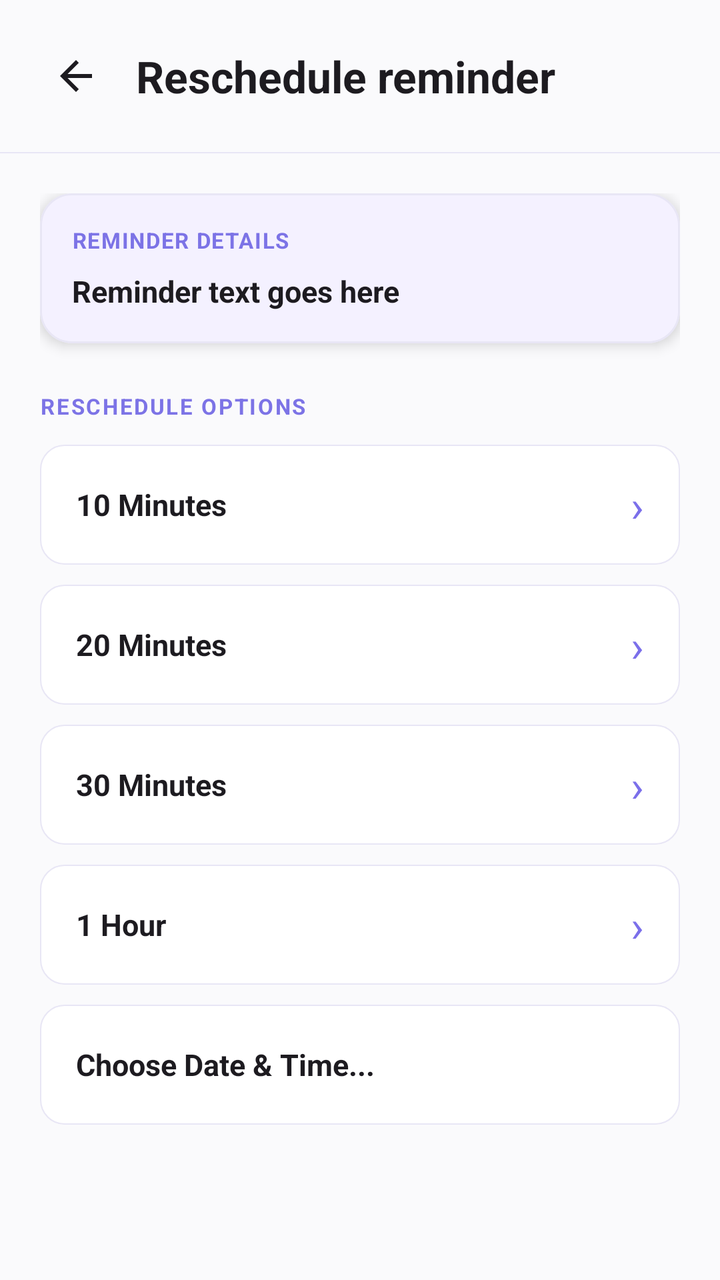
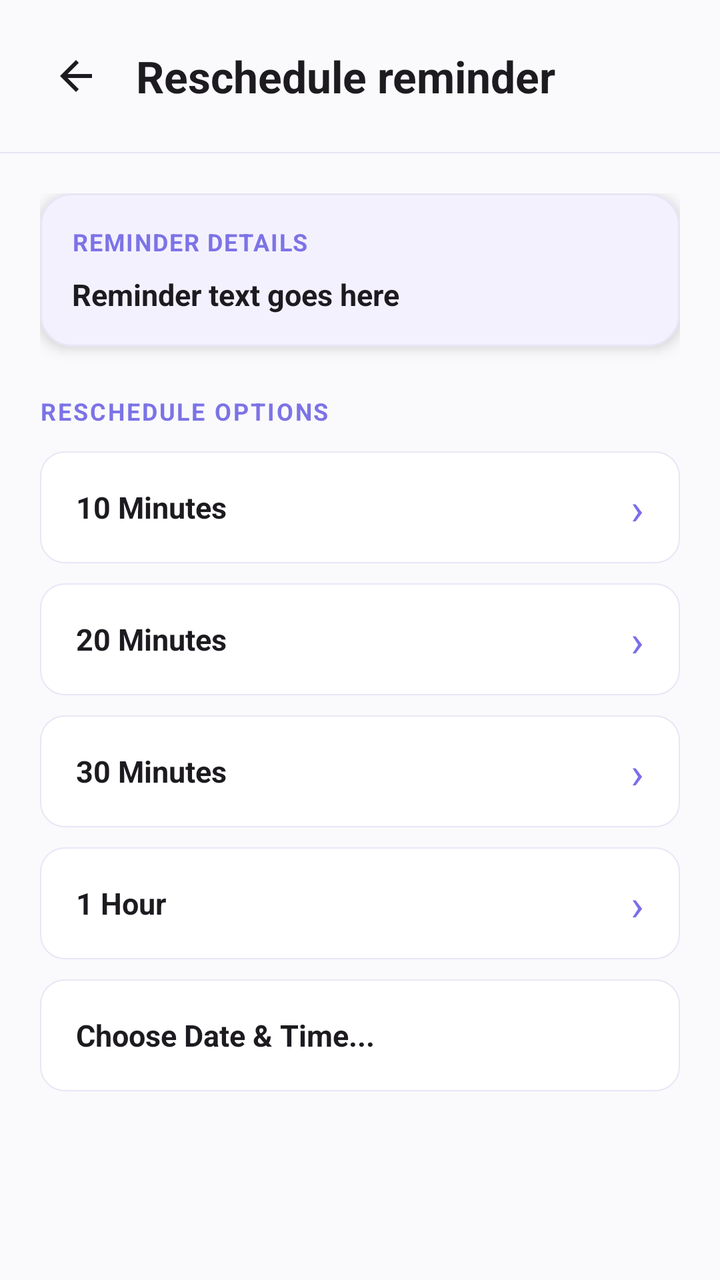

Screens rendered from an Android XML layout before and after an edit, with the pre-edit source and the edit as a unified diff.
<!-- AndroidManifest.xml: application theme Theme.Reminder -->
<!-- res/layout/activity_snooze_options.xml -->
<?xml version="1.0" encoding="utf-8"?>
<androidx.constraintlayout.widget.ConstraintLayout xmlns:android="http://schemas.android.com/apk/res/android"
    xmlns:app="http://schemas.android.com/apk/res-auto"
    android:layout_width="match_parent"
    android:layout_height="match_parent"
    android:background="@color/colorBackground">

    
    <RelativeLayout
        android:id="@+id/header"
        android:layout_width="0dp"
        android:layout_height="wrap_content"
        android:paddingHorizontal="20dp"
        android:paddingTop="24dp"
        android:paddingBottom="16dp"
        app:layout_constraintTop_toTopOf="parent"
        app:layout_constraintStart_toStartOf="parent"
        app:layout_constraintEnd_toEndOf="parent">

        <ImageView
            android:id="@+id/btnBack"
            android:layout_width="36dp"
            android:layout_height="36dp"
            android:src="@drawable/abc_ic_ab_back_material"
            android:padding="6dp"
            android:background="?attr/selectableItemBackgroundBorderless"
            android:layout_alignParentStart="true"
            android:layout_centerVertical="true"
            app:tint="?android:attr/textColorPrimary"
            android:contentDescription="Back" />

        <TextView
            android:layout_width="wrap_content"
            android:layout_height="wrap_content"
            android:layout_toEndOf="@id/btnBack"
            android:layout_marginStart="12dp"
            android:layout_centerVertical="true"
            android:text="Reschedule reminder"
            android:textColor="@color/colorTextPrimary"
            android:textSize="22sp"
            android:textStyle="bold" />
    </RelativeLayout>

    
    <View
        android:id="@+id/headerDivider"
        android:layout_width="0dp"
        android:layout_height="0.5dp"
        android:background="@color/colorDivider"
        app:layout_constraintTop_toBottomOf="@id/header"
        app:layout_constraintStart_toStartOf="parent"
        app:layout_constraintEnd_toEndOf="parent" />

    
    <androidx.core.widget.NestedScrollView
        android:layout_width="0dp"
        android:layout_height="0dp"
        android:fillViewport="true"
        app:layout_constraintTop_toBottomOf="@id/headerDivider"
        app:layout_constraintBottom_toBottomOf="parent"
        app:layout_constraintStart_toStartOf="parent"
        app:layout_constraintEnd_toEndOf="parent">

        <LinearLayout
            android:layout_width="match_parent"
            android:layout_height="wrap_content"
            android:orientation="vertical"
            android:paddingHorizontal="20dp"
            android:paddingTop="20dp"
            android:paddingBottom="24dp">

            
            <com.google.android.material.card.MaterialCardView
                style="?attr/materialCardViewFilledStyle"
                android:layout_width="match_parent"
                android:layout_height="wrap_content"
                android:layout_marginBottom="24dp"
                app:cardElevation="@dimen/card_elevation"
                app:cardCornerRadius="16dp"
                app:strokeWidth="@dimen/card_stroke_width"
                app:strokeColor="@color/colorDivider"
                app:cardBackgroundColor="@color/colorSurfaceVariant">

                <LinearLayout
                    android:layout_width="match_parent"
                    android:layout_height="wrap_content"
                    android:orientation="vertical"
                    android:padding="16dp">

                    <TextView
                        android:layout_width="wrap_content"
                        android:layout_height="wrap_content"
                        android:text="REMINDER DETAILS"
                        android:textColor="@color/colorTextMuted"
                        android:textSize="11sp"
                        android:textStyle="bold"
                        android:letterSpacing="0.05"
                        android:layout_marginBottom="8dp" />

                    <TextView
                        android:id="@+id/tv_reminder_text"
                        android:layout_width="wrap_content"
                        android:layout_height="wrap_content"
                        android:text="Reminder text goes here"
                        android:textColor="@color/colorTextPrimary"
                        android:textSize="15sp"
                        android:textStyle="bold" />
                </LinearLayout>
            </com.google.android.material.card.MaterialCardView>

            <TextView
                android:layout_width="match_parent"
                android:layout_height="wrap_content"
                android:text="RESCHEDULE OPTIONS"
                android:textColor="@color/colorTextMuted"
                android:textSize="11sp"
                android:textStyle="bold"
                android:letterSpacing="0.08"
                android:layout_marginBottom="12dp" />

            
            <LinearLayout
                android:id="@+id/btn_snooze_10_min"
                android:layout_width="match_parent"
                android:layout_height="60dp"
                android:orientation="horizontal"
                android:gravity="center_vertical"
                android:background="@drawable/rounded_item_background"
                android:paddingHorizontal="18dp"
                android:layout_marginBottom="10dp"
                android:clickable="true"
                android:focusable="true">

                <TextView
                    android:layout_width="0dp"
                    android:layout_height="wrap_content"
                    android:layout_weight="1"
                    android:text="10 Minutes"
                    android:textColor="@color/colorTextPrimary"
                    android:textSize="15sp"
                    android:textStyle="bold" />

                <TextView
                    android:layout_width="wrap_content"
                    android:layout_height="wrap_content"
                    android:text="›"
                    android:textColor="@color/accent_purple"
                    android:textSize="22sp" />
            </LinearLayout>

            
            <LinearLayout
                android:id="@+id/btn_snooze_20_min"
                android:layout_width="match_parent"
                android:layout_height="60dp"
                android:orientation="horizontal"
                android:gravity="center_vertical"
                android:background="@drawable/rounded_item_background"
                android:paddingHorizontal="18dp"
                android:layout_marginBottom="10dp"
                android:clickable="true"
                android:focusable="true">

                <TextView
                    android:layout_width="0dp"
                    android:layout_height="wrap_content"
                    android:layout_weight="1"
                    android:text="20 Minutes"
                    android:textColor="@color/colorTextPrimary"
                    android:textSize="15sp"
                    android:textStyle="bold" />

                <TextView
                    android:layout_width="wrap_content"
                    android:layout_height="wrap_content"
                    android:text="›"
                    android:textColor="@color/accent_purple"
                    android:textSize="22sp" />
            </LinearLayout>

            
            <LinearLayout
                android:id="@+id/btn_snooze_30_min"
                android:layout_width="match_parent"
                android:layout_height="60dp"
                android:orientation="horizontal"
                android:gravity="center_vertical"
                android:background="@drawable/rounded_item_background"
                android:paddingHorizontal="18dp"
                android:layout_marginBottom="10dp"
                android:clickable="true"
                android:focusable="true">

                <TextView
                    android:layout_width="0dp"
                    android:layout_height="wrap_content"
                    android:layout_weight="1"
                    android:text="30 Minutes"
                    android:textColor="@color/colorTextPrimary"
                    android:textSize="15sp"
                    android:textStyle="bold" />

                <TextView
                    android:layout_width="wrap_content"
                    android:layout_height="wrap_content"
                    android:text="›"
                    android:textColor="@color/accent_purple"
                    android:textSize="22sp" />
            </LinearLayout>

            
            <LinearLayout
                android:id="@+id/btn_snooze_1_hour"
                android:layout_width="match_parent"
                android:layout_height="60dp"
                android:orientation="horizontal"
                android:gravity="center_vertical"
                android:background="@drawable/rounded_item_background"
                android:paddingHorizontal="18dp"
                android:layout_marginBottom="10dp"
                android:clickable="true"
                android:focusable="true">

                <TextView
                    android:layout_width="0dp"
                    android:layout_height="wrap_content"
                    android:layout_weight="1"
                    android:text="1 Hour"
                    android:textColor="@color/colorTextPrimary"
                    android:textSize="15sp"
                    android:textStyle="bold" />

                <TextView
                    android:layout_width="wrap_content"
                    android:layout_height="wrap_content"
                    android:text="›"
                    android:textColor="@color/accent_purple"
                    android:textSize="22sp" />
            </LinearLayout>

            
            <LinearLayout
                android:id="@+id/btn_reschedule_custom"
                android:layout_width="match_parent"
                android:layout_height="60dp"
                android:orientation="horizontal"
                android:gravity="center_vertical"
                android:background="@drawable/rounded_item_background"
                android:paddingHorizontal="18dp"
                android:layout_marginBottom="10dp"
                android:clickable="true"
                android:focusable="true">

                <TextView
                    android:layout_width="0dp"
                    android:layout_height="wrap_content"
                    android:layout_weight="1"
                    android:text="Choose Date &amp; Time..."
                    android:textColor="@color/colorTextPrimary"
                    android:textSize="15sp"
                    android:textStyle="bold" />
            </LinearLayout>

        </LinearLayout>
    </androidx.core.widget.NestedScrollView>

</androidx.constraintlayout.widget.ConstraintLayout>
<!-- resources referenced by this layout -->
<resources>
  <color name="accent_purple">@color/colorAccent</color>
  <color name="colorBackground">@color/light_background</color>
  <color name="colorDivider">@color/light_divider</color>
  <color name="colorSurfaceVariant">@color/light_surface_variant</color>
  <color name="colorTextMuted">@color/light_text_muted</color>
  <color name="colorTextPrimary">@color/light_text_primary</color>
  <dimen name="card_elevation">4dp</dimen>
  <dimen name="card_stroke_width">1dp</dimen>
  <!-- drawable rounded_item_background (drawable) -->
  <?xml version="1.0" encoding="utf-8"?>
  <shape xmlns:android="http://schemas.android.com/apk/res/android"
      android:shape="rectangle">
      <solid android:color="@color/colorSurface" />
      <stroke android:width="0.5dp" android:color="@color/colorSurfaceBorder" />
      <corners android:radius="12dp" />
  </shape>
  <style name="Theme.Reminder" parent="Theme.Material3.DayNight.NoActionBar">
          <item name="colorPrimary">@color/accent_purple</item>
          <item name="colorOnPrimary">@color/white</item>
          <item name="colorSecondary">@color/accent_purple</item>
          <item name="colorOnSecondary">@color/white</item>
          <item name="android:statusBarColor">@color/colorBackground</item>
          <item name="android:windowLightStatusBar" tools:targetApi="m">true</item>
          <item name="android:timePickerMode">spinner</item>
  
          
          <item name="android:windowBackground">@color/light_background</item>
          <item name="colorSurface">@color/light_surface</item>
          <item name="colorOnSurface">@color/light_text_primary</item>
      </style>
  <color name="colorAccent">@color/light_primary</color>
  <color name="light_background">#FAFAFC</color>
  <color name="light_divider">#E8E6F5</color>
  <color name="light_surface_variant">#F4F1FF</color>
  <color name="light_text_muted">#7C73E6</color>
  <color name="light_text_primary">#1D1B20</color>
  <color name="colorSurface">@color/light_surface</color>
  <color name="colorSurfaceBorder">@color/light_surface_border</color>
  <color name="white">#FFFFFFFF</color>
  <color name="light_surface">#FFFFFF</color>
  <color name="light_primary">#7B6FEA</color>
  <color name="light_surface_border">#E8E6F5</color>
</resources>

<!-- the commit's change to res/layout/activity_snooze_options.xml (unified diff, before → after) -->
@@ -92,7 +92,7 @@
                         android:layout_height="wrap_content"
                         android:text="REMINDER DETAILS"
                         android:textColor="@color/colorTextMuted"
-                        android:textSize="11sp"
+                        android:textSize="12sp"
                         android:textStyle="bold"
                         android:letterSpacing="0.05"
                         android:layout_marginBottom="8dp" />
@@ -113,7 +113,7 @@
                 android:layout_height="wrap_content"
                 android:text="RESCHEDULE OPTIONS"
                 android:textColor="@color/colorTextMuted"
-                android:textSize="11sp"
+                android:textSize="12sp"
                 android:textStyle="bold"
                 android:letterSpacing="0.08"
                 android:layout_marginBottom="12dp" />
@@ -122,7 +122,9 @@
             <LinearLayout
                 android:id="@+id/btn_snooze_10_min"
                 android:layout_width="match_parent"
-                android:layout_height="60dp"
+                android:layout_height="wrap_content"
+                android:minHeight="56dp"
+                android:paddingVertical="12dp"
                 android:orientation="horizontal"
                 android:gravity="center_vertical"
                 android:background="@drawable/rounded_item_background"
@@ -152,7 +154,9 @@
             <LinearLayout
                 android:id="@+id/btn_snooze_20_min"
                 android:layout_width="match_parent"
-                android:layout_height="60dp"
+                android:layout_height="wrap_content"
+                android:minHeight="56dp"
+                android:paddingVertical="12dp"
                 android:orientation="horizontal"
                 android:gravity="center_vertical"
                 android:background="@drawable/rounded_item_background"
@@ -182,7 +186,9 @@
             <LinearLayout
                 android:id="@+id/btn_snooze_30_min"
                 android:layout_width="match_parent"
-                android:layout_height="60dp"
+                android:layout_height="wrap_content"
+                android:minHeight="56dp"
+                android:paddingVertical="12dp"
                 android:orientation="horizontal"
                 android:gravity="center_vertical"
                 android:background="@drawable/rounded_item_background"
@@ -212,7 +218,9 @@
             <LinearLayout
                 android:id="@+id/btn_snooze_1_hour"
                 android:layout_width="match_parent"
-                android:layout_height="60dp"
+                android:layout_height="wrap_content"
+                android:minHeight="56dp"
+                android:paddingVertical="12dp"
                 android:orientation="horizontal"
                 android:gravity="center_vertical"
                 android:background="@drawable/rounded_item_background"
@@ -242,7 +250,9 @@
             <LinearLayout
                 android:id="@+id/btn_reschedule_custom"
                 android:layout_width="match_parent"
-                android:layout_height="60dp"
+                android:layout_height="wrap_content"
+                android:minHeight="56dp"
+                android:paddingVertical="12dp"
                 android:orientation="horizontal"
                 android:gravity="center_vertical"
                 android:background="@drawable/rounded_item_background"
<!-- resource entries referenced after the edit -->
@@ -10,12 +10,22 @@
   <dimen name="card_stroke_width">1dp</dimen>
   <!-- drawable rounded_item_background (drawable) -->
   <?xml version="1.0" encoding="utf-8"?>
-  <shape xmlns:android="http://schemas.android.com/apk/res/android"
-      android:shape="rectangle">
-      <solid android:color="@color/colorSurface" />
-      <stroke android:width="0.5dp" android:color="@color/colorSurfaceBorder" />
-      <corners android:radius="12dp" />
-  </shape>
+  <ripple xmlns:android="http://schemas.android.com/apk/res/android"
+      android:color="?attr/colorControlHighlight">
+      <item android:id="@android:id/mask">
+          <shape android:shape="rectangle">
+              <solid android:color="@android:color/white" />
+              <corners android:radius="12dp" />
+          </shape>
+      </item>
+      <item>
+          <shape android:shape="rectangle">
+              <solid android:color="@color/colorSurface" />
+              <stroke android:width="0.5dp" android:color="@color/colorSurfaceBorder" />
+              <corners android:radius="12dp" />
+          </shape>
+      </item>
+  </ripple>
   <style name="Theme.Reminder" parent="Theme.Material3.DayNight.NoActionBar">
           <item name="colorPrimary">@color/accent_purple</item>
           <item name="colorOnPrimary">@color/white</item>
